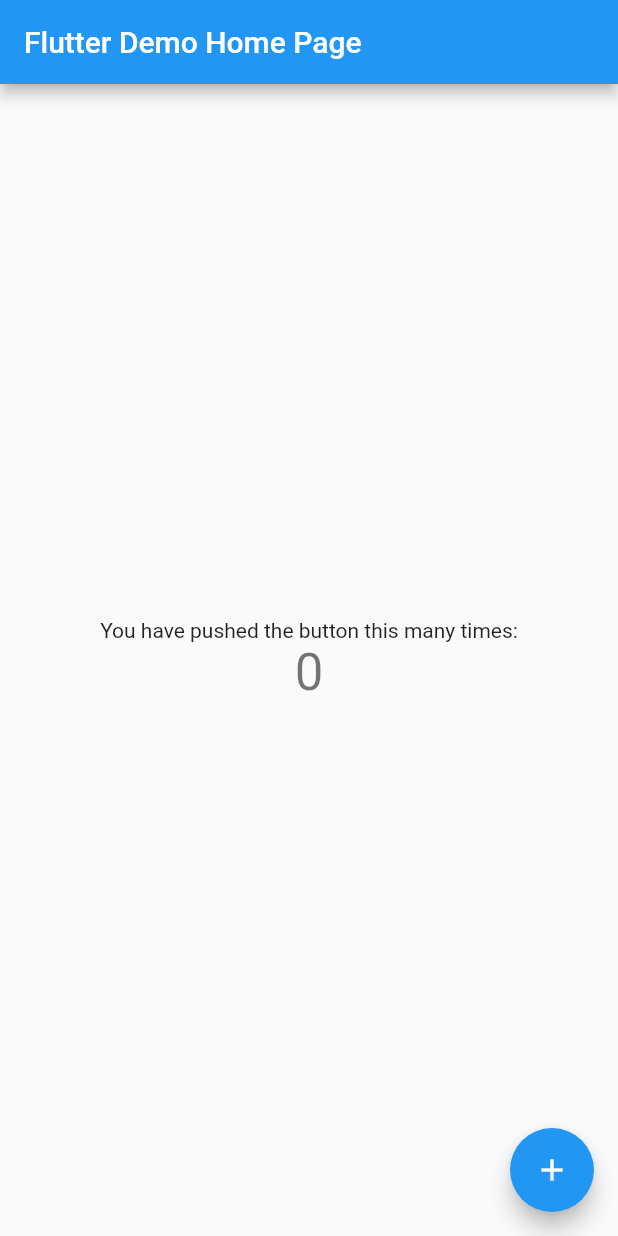
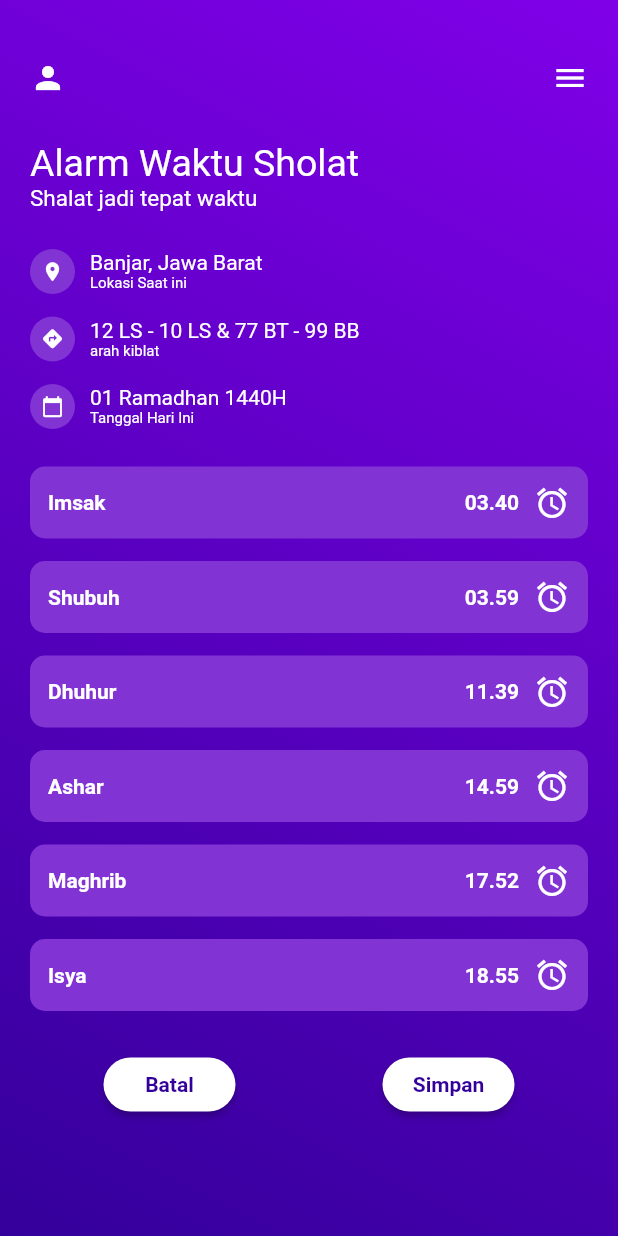
Before and after one commit to Carbone13/youtubetut-flutter-adzan, a Flutter app: the screen it shows after launch, on a phone screen of 412 x 824 dp. Run offline on Flutter 3.47's test engine with Material 2 defaults, Android fonts, the phone set to English and light mode, and no system bars.

Commit message:
adzan page

```diff
--- /dev/null
+++ b/lib/adzan.dart
@@ -0,0 +1,188 @@
+import 'package:flutter/material.dart';
+
+class Adzan extends StatelessWidget {
+  final Color color1 = Color(0xFF8000e8);
+  final Color color2 = Color(0xFF34009b);
+  final Color color3 = Color(0xFF8133d4);
+  @override
+  Widget build(BuildContext context) {
+    return Scaffold(
+        body: Container(
+      padding: EdgeInsets.symmetric(vertical: 40, horizontal: 20),
+      decoration: BoxDecoration(
+          gradient: LinearGradient(
+              begin: Alignment.topRight,
+              end: Alignment.bottomLeft,
+              colors: [color1, color2])),
+      child: Column(
+        crossAxisAlignment: CrossAxisAlignment.start,
+        children: <Widget>[
+          Row(
+            mainAxisAlignment: MainAxisAlignment.spaceBetween,
+            children: <Widget>[
+              Icon(
+                Icons.person,
+                color: Colors.white,
+              ),
+              Icon(Icons.menu, color: Colors.white)
+            ],
+          ),
+          SizedBox(
+            height: 30,
+          ),
+          Text(
+            "Alarm Waktu Sholat",
+            style: TextStyle(color: Colors.white, fontSize: 25),
+          ),
+          Text(
+            "Shalat jadi tepat waktu",
+            style: TextStyle(color: Colors.white, fontSize: 15),
+          ),
+          SizedBox(
+            height: 25,
+          ),
+          _iconText(
+              Icon(
+                Icons.location_on,
+                color: Colors.white,
+                size: 15,
+              ),
+              "Banjar, Jawa Barat",
+              "Lokasi Saat ini"),
+          SizedBox(
+            height: 15,
+          ),
+          _iconText(
+              Icon(
+                Icons.directions,
+                color: Colors.white,
+                size: 15,
+              ),
+              "12 LS - 10 LS & 77 BT - 99 BB",
+              "arah kiblat"),
+          SizedBox(
+            height: 15,
+          ),
+          _iconText(
+              Icon(
+                Icons.calendar_today,
+                color: Colors.white,
+                size: 15,
+              ),
+              "01 Ramadhan 1440H",
+              "Tanggal Hari Ini"),
+          SizedBox(
+            height: 25,
+          ),
+          _waktuSholat("Imsak", "03.40"),
+          SizedBox(
+            height: 15,
+          ),
+          _waktuSholat("Shubuh", "03.59"),
+          SizedBox(
+            height: 15,
+          ),
+          _waktuSholat("Dhuhur", "11.39"),
+          SizedBox(
+            height: 15,
+          ),
+          _waktuSholat("Ashar", "14.59"),
+          SizedBox(
+            height: 15,
+          ),
+          _waktuSholat("Maghrib", "17.52"),
+          SizedBox(
+            height: 15,
+          ),
+          _waktuSholat("Isya", "18.55"),
+          SizedBox(
+            height: 25,
+          ),
+          Row(
+            mainAxisAlignment: MainAxisAlignment.spaceAround,
+            children: <Widget>[
+              RaisedButton(
+                onPressed: () {},
+                color: Colors.white,
+                child: Text("Batal",
+                    style:
+                        TextStyle(color: color2, fontWeight: FontWeight.bold)),
+                shape: RoundedRectangleBorder(
+                    borderRadius: BorderRadius.circular(20)),
+              ),
+              RaisedButton(
+                onPressed: () {},
+                color: Colors.white,
+                child: Text("Simpan",
+                    style:
+                        TextStyle(color: color2, fontWeight: FontWeight.bold)),
+                shape: RoundedRectangleBorder(
+                    borderRadius: BorderRadius.circular(20)),
+              )
+            ],
+          )
+        ],
+      ),
+    ));
+  }
+
+  Widget _iconText(Icon icon, String title, String subTitle) {
+    double h = 30;
+    double w = 30;
+    Container left = Container(
+      width: w,
+      height: h,
+      decoration: BoxDecoration(
+          color: color3, borderRadius: BorderRadius.circular(w / 2)),
+      child: icon,
+    );
+
+    Column right = Column(
+      crossAxisAlignment: CrossAxisAlignment.start,
+      children: <Widget>[
+        Text(title, style: TextStyle(color: Colors.white)),
+        Text(subTitle, style: TextStyle(color: Colors.white, fontSize: 10)),
+      ],
+    );
+
+    return Row(
+      children: <Widget>[
+        left,
+        SizedBox(
+          width: 10,
+        ),
+        right
+      ],
+    );
+  }
+
+  Widget _waktuSholat(String name, String time) {
+    return Container(
+      padding: EdgeInsets.all(12),
+      decoration:
+          BoxDecoration(color: color3, borderRadius: BorderRadius.circular(10)),
+      child: Row(
+        mainAxisAlignment: MainAxisAlignment.spaceBetween,
+        children: <Widget>[
+          Text(
+            name,
+            style: TextStyle(color: Colors.white, fontWeight: FontWeight.bold),
+          ),
+          Row(
+            children: <Widget>[
+              Text(
+                time,
+                style:
+                    TextStyle(color: Colors.white, fontWeight: FontWeight.bold),
+              ),
+              SizedBox(
+                width: 10,
+              ),
+              Icon(Icons.alarm, color: Colors.white)
+            ],
+          )
+        ],
+      ),
+    );
+  }
+}
--- a/lib/main.dart
+++ b/lib/main.dart
@@ -1,111 +1,11 @@
+import 'package:adzan/adzan.dart';
 import 'package:flutter/material.dart';
 
 void main() => runApp(MyApp());
 
 class MyApp extends StatelessWidget {
-  // This widget is the root of your application.
   @override
   Widget build(BuildContext context) {
-    return MaterialApp(
-      title: 'Flutter Demo',
-      theme: ThemeData(
-        // This is the theme of your application.
-        //
-        // Try running your application with "flutter run". You'll see the
-        // application has a blue toolbar. Then, without quitting the app, try
-        // changing the primarySwatch below to Colors.green and then invoke
-        // "hot reload" (press "r" in the console where you ran "flutter run",
-        // or simply save your changes to "hot reload" in a Flutter IDE).
-        // Notice that the counter didn't reset back to zero; the application
-        // is not restarted.
-        primarySwatch: Colors.blue,
-      ),
-      home: MyHomePage(title: 'Flutter Demo Home Page'),
-    );
+    return MaterialApp(theme: ThemeData(), home: Adzan());
   }
 }
-
-class MyHomePage extends StatefulWidget {
-  MyHomePage({Key key, this.title}) : super(key: key);
-
-  // This widget is the home page of your application. It is stateful, meaning
-  // that it has a State object (defined below) that contains fields that affect
-  // how it looks.
-
-  // This class is the configuration for the state. It holds the values (in this
-  // case the title) provided by the parent (in this case the App widget) and
-  // used by the build method of the State. Fields in a Widget subclass are
-  // always marked "final".
-
-  final String title;
-
-  @override
-  _MyHomePageState createState() => _MyHomePageState();
-}
-
-class _MyHomePageState extends State<MyHomePage> {
-  int _counter = 0;
-
-  void _incrementCounter() {
-    setState(() {
-      // This call to setState tells the Flutter framework that something has
-      // changed in this State, which causes it to rerun the build method below
-      // so that the display can reflect the updated values. If we changed
-      // _counter without calling setState(), then the build method would not be
-      // called again, and so nothing would appear to happen.
-      _counter++;
-    });
-  }
-
-  @override
-  Widget build(BuildContext context) {
-    // This method is rerun every time setState is called, for instance as done
-    // by the _incrementCounter method above.
-    //
-    // The Flutter framework has been optimized to make rerunning build methods
-    // fast, so that you can just rebuild anything that needs updating rather
-    // than having to individually change instances of widgets.
-    return Scaffold(
-      appBar: AppBar(
-        // Here we take the value from the MyHomePage object that was created by
-        // the App.build method, and use it to set our appbar title.
-        title: Text(widget.title),
-      ),
-      body: Center(
-        // Center is a layout widget. It takes a single child and positions it
-        // in the middle of the parent.
-        child: Column(
-          // Column is also a layout widget. It takes a list of children and
-          // arranges them vertically. By default, it sizes itself to fit its
-          // children horizontally, and tries to be as tall as its parent.
-          //
-          // Invoke "debug painting" (press "p" in the console, choose the
-          // "Toggle Debug Paint" action from the Flutter Inspector in Android
-          // Studio, or the "Toggle Debug Paint" command in Visual Studio Code)
-          // to see the wireframe for each widget.
-          //
-          // Column has various properties to control how it sizes itself and
-          // how it positions its children. Here we use mainAxisAlignment to
-          // center the children vertically; the main axis here is the vertical
-          // axis because Columns are vertical (the cross axis would be
-          // horizontal).
-          mainAxisAlignment: MainAxisAlignment.center,
-          children: <Widget>[
-            Text(
-              'You have pushed the button this many times:',
-            ),
-            Text(
-              '$_counter',
-              style: Theme.of(context).textTheme.display1,
-            ),
-          ],
-        ),
-      ),
-      floatingActionButton: FloatingActionButton(
-        onPressed: _incrementCounter,
-        tooltip: 'Increment',
-        child: Icon(Icons.add),
-      ), // This trailing comma makes auto-formatting nicer for build methods.
-    );
-  }
-}
```
